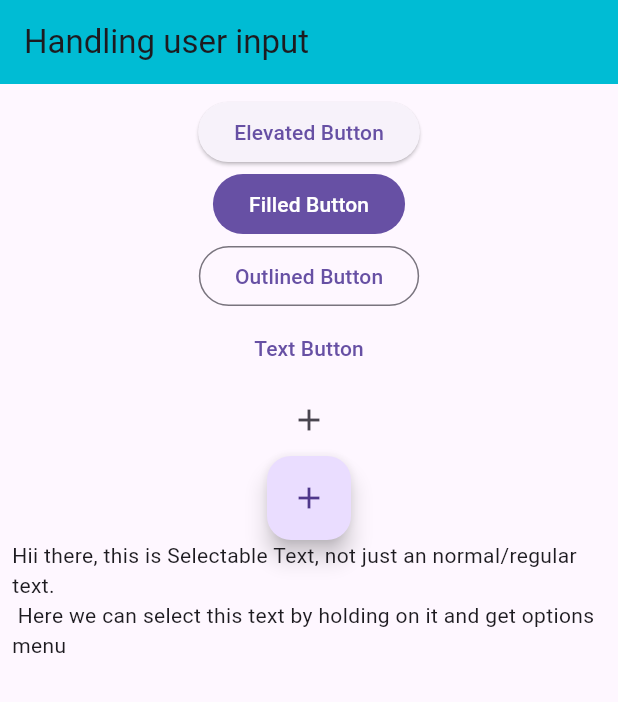
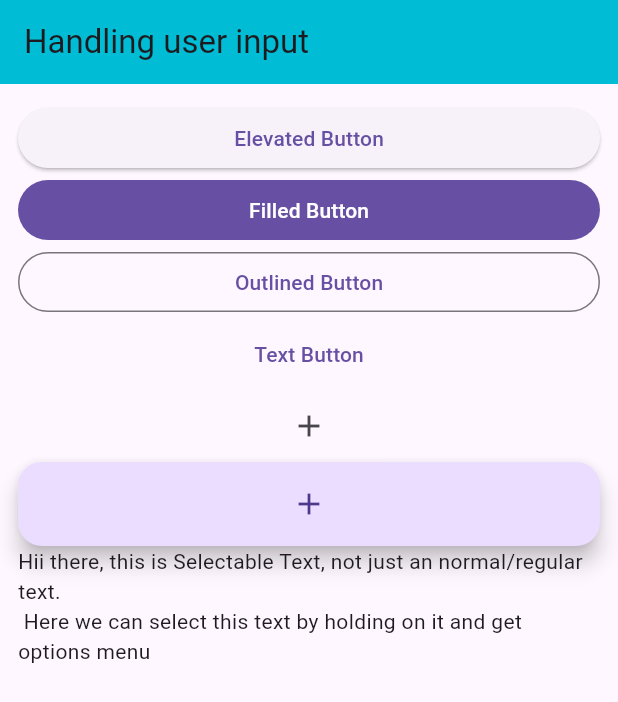
Before and after one commit to tejastidake-coditas/app_4, a Flutter app: the screen it shows after launch, on a phone screen of 412 x 824 dp. Shown: the top 702 px of the screen. Run offline on Flutter 3.47's test engine with Material 3 defaults, Android fonts, the light colour scheme and no system bars.

Commit message:
Some changes

```diff
--- a/lib/main.dart
+++ b/lib/main.dart
@@ -17,19 +17,27 @@
     return MaterialApp(
       debugShowCheckedModeBanner: false,
       home: Scaffold(
-        appBar: AppBar(title: Text("Handling user input"), backgroundColor: Colors.cyan,),
+        appBar: AppBar(
+          title: Text("Handling user input"),
+          backgroundColor: Colors.cyan,
+        ),
         body: Padding(
-          padding: const EdgeInsets.all(8.0),
-          child: Column(
+          padding: const EdgeInsets.all(12.0),
+          child: ListView(
             children: [
               ElevatedButton(onPressed: () {}, child: Text("Elevated Button")),
               FilledButton(onPressed: () {}, child: Text("Filled Button")),
               OutlinedButton(onPressed: () {}, child: Text("Outlined Button")),
               TextButton(onPressed: () {}, child: Text("Text Button")),
               IconButton(onPressed: () {}, icon: Icon(Icons.add)),
-              FloatingActionButton(onPressed: () {}, child: Icon(Icons.add),),
+              FloatingActionButton(
+                onPressed: () {},
+                child: Icon(Icons.add),
+              ),
+              SelectableText(
+                  "Hii there, this is Selectable Text, not just an normal/regular text.\n Here we can select this text by holding on it and get options menu"),
 
-              SelectableText("Hii there, this is Selectable Text, not just an normal/regular text.\n Here we can select this text by holding on it and get options menu")
+
             ],
           ),
         ),
```
